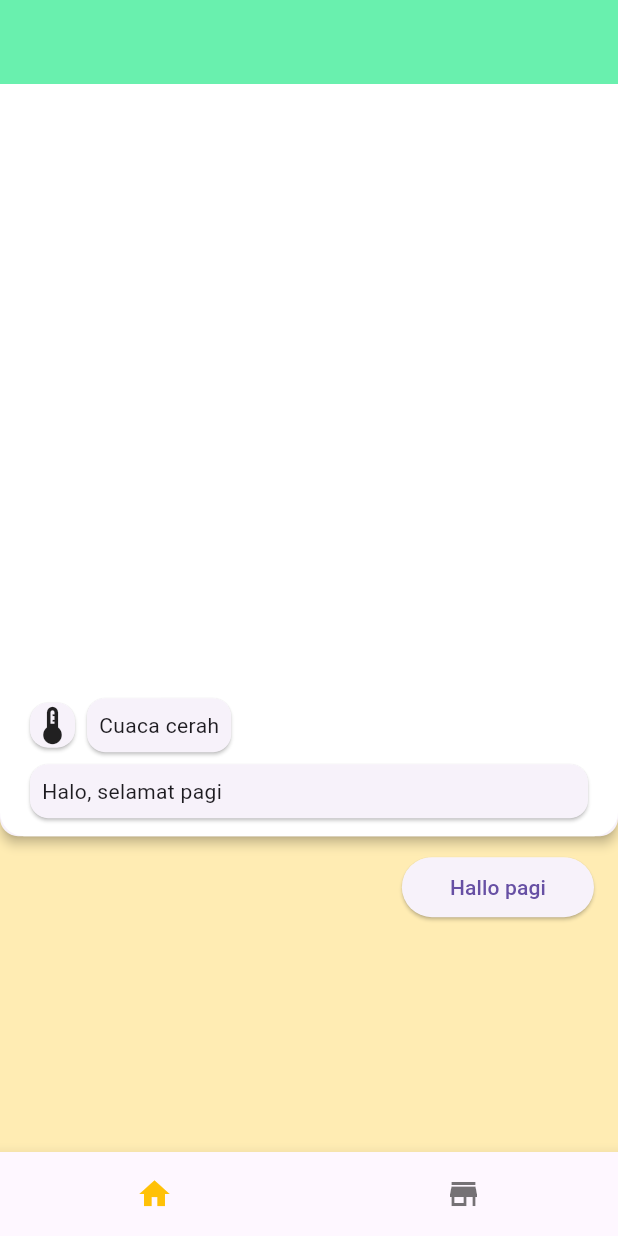
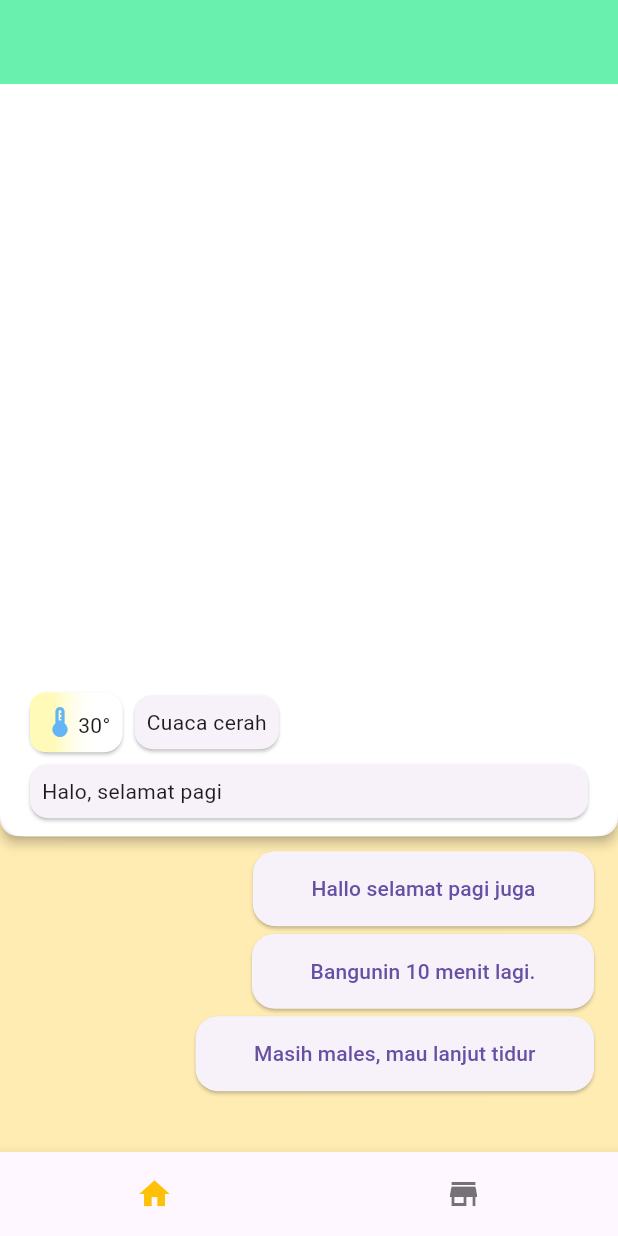
Before and after one commit to greenYumi/well-being, a Flutter app: the screen it shows after launch, on a phone screen of 412 x 824 dp. Run offline on Flutter 3.47's test engine with Material 3 defaults, Android fonts, the phone set to English and light mode, and no system bars; missing offline and left inert: flutter_inner_shadow.

Commit message:
[DESIGN ULANG] memisahkan bagian-bagian yang reusable seperti widget: NullWidget(), UserResponseButton()

```diff
--- a/lib/provider/app_resource_provider.dart
+++ b/lib/provider/app_resource_provider.dart
@@ -2,4 +2,5 @@ import 'package:flutter/widgets.dart';
 
 class AppResourceProvider with ChangeNotifier {
   double? screenDeviceHeight;
+  double? screenDeviceWidth;
 }
--- a/lib/screen/main_screen.dart
+++ b/lib/screen/main_screen.dart
@@ -3,6 +3,8 @@ import 'package:flutter/widgets.dart';
 import 'package:flutter_inner_shadow/flutter_inner_shadow.dart';
 import 'package:provider/provider.dart';
 import 'package:well_being/provider/app_resource_provider.dart';
+import 'package:well_being/widget/main_dialog_box.dart';
+import 'package:well_being/widget/user_response_button.dart';
 
 class MainScreen extends StatelessWidget {
   const MainScreen({super.key});
@@ -16,6 +18,8 @@ class MainScreen extends StatelessWidget {
         (MediaQuery.of(context).size.height -
             kToolbarHeight -
             kBottomNavigationBarHeight);
+
+    dataRead.screenDeviceWidth = MediaQuery.of(context).size.width;
 
     return Scaffold(
       appBar: AppBar(backgroundColor: Colors.greenAccent),
@@ -53,42 +57,8 @@ class MainScreen extends StatelessWidget {
 
                   child: Stack(
                     children: [
-                      Padding(
-                        padding: const EdgeInsets.only(
-                          left: 16,
-                          right: 16,
-                          bottom: 8,
-                        ),
-                        child: Column(
-                          crossAxisAlignment: CrossAxisAlignment.start,
-                          verticalDirection: VerticalDirection.up,
-                          mainAxisAlignment: MainAxisAlignment.start,
-                          children: [
-                            SizedBox(
-                              width: double.infinity,
-                              child: Expanded(
-                                child: Card(
-                                  child: Padding(
-                                    padding: const EdgeInsets.all(8.0),
-                                    child: Text("Halo, selamat pagi"),
-                                  ),
-                                ),
-                              ),
-                            ),
-                            Row(
-                              children: [
-                                Card(child: Icon(Icons.thermostat, size: 30)),
-                                Card(
-                                  child: Padding(
-                                    padding: const EdgeInsets.all(8.0),
-                                    child: Text("Cuaca cerah"),
-                                  ),
-                                ),
-                              ],
-                            ),
-                          ],
-                        ),
-                      ),
+                      // MainImage();
+                      MainDialogBox(),
                     ],
                   ),
                 ),
@@ -98,20 +68,18 @@ class MainScreen extends StatelessWidget {
               flex: 2,
               child: SizedBox(
                 width: double.infinity,
-                child: Column(
-                  crossAxisAlignment: CrossAxisAlignment.end,
-                  children: [
-                    Padding(
-                      padding: const EdgeInsets.symmetric(horizontal: 16),
-                      child: ElevatedButton(
-                        onPressed: () {},
-                        child: Padding(
-                          padding: const EdgeInsets.all(8.0),
-                          child: Text('Hallo pagi'),
-                        ),
+                child: SingleChildScrollView(
+                  child: Column(
+                    spacing: 5,
+                    crossAxisAlignment: CrossAxisAlignment.end,
+                    children: [
+                      UserResponseButton(response: 'Hallo selamat pagi juga'),
+                      UserResponseButton(response: 'Bangunin 10 menit lagi.'),
+                      UserResponseButton(
+                        response: 'Masih males, mau lanjut tidur',
                       ),
-                    ),
-                  ],
+                    ],
+                  ),
                 ),
               ),
             ),
--- /dev/null
+++ b/lib/widget/main_dialog_box.dart
@@ -0,0 +1,70 @@
+import 'package:flutter/material.dart';
+
+class MainDialogBox extends StatelessWidget {
+  const MainDialogBox({super.key});
+
+  @override
+  Widget build(BuildContext context) {
+    return Padding(
+      padding: const EdgeInsets.only(left: 16, right: 16, bottom: 8),
+      child: Column(
+        crossAxisAlignment: CrossAxisAlignment.start,
+        verticalDirection: VerticalDirection.up,
+        mainAxisAlignment: MainAxisAlignment.start,
+        children: [
+          SizedBox(
+            width: double.infinity,
+            child: Expanded(
+              child: Card(
+                // dialog_box;
+                child: Padding(
+                  padding: const EdgeInsets.all(8.0),
+                  child: Text("Halo, selamat pagi"),
+                ),
+              ),
+            ),
+          ),
+          Row(
+            children: [
+              Card(
+                color: Colors.white,
+                child: ClipRRect(
+                  borderRadius: BorderRadius.circular(10),
+                  child: Container(
+                    decoration: BoxDecoration(
+                      gradient: LinearGradient(
+                        colors: [
+                          Color.fromARGB(0, 255, 255, 255),
+                          Color.fromARGB(255, 255, 250, 184),
+                        ],
+                        stops: [0.25, 0.75],
+                        begin: Alignment.centerRight,
+                        end: Alignment.centerLeft,
+                      ),
+                    ),
+                    child: Padding(
+                      padding: const EdgeInsets.all(8.0),
+                      child: Row(
+                        crossAxisAlignment: CrossAxisAlignment.end,
+                        children: [
+                          Icon(Icons.thermostat, color: Colors.blue.shade300),
+                          Text('30°'),
+                        ],
+                      ),
+                    ),
+                  ),
+                ),
+              ),
+              Card(
+                child: Padding(
+                  padding: const EdgeInsets.all(8.0),
+                  child: Text("Cuaca cerah"),
+                ),
+              ),
+            ],
+          ),
+        ],
+      ),
+    );
+  }
+}
--- /dev/null
+++ b/lib/widget/null_widget.dart
@@ -0,0 +1,10 @@
+import 'package:flutter/material.dart';
+
+class NullWidget extends StatelessWidget {
+  const NullWidget({super.key});
+
+  @override
+  Widget build(BuildContext context) {
+    return SizedBox.shrink();
+  }
+}
--- /dev/null
+++ b/lib/widget/user_response_button.dart
@@ -0,0 +1,31 @@
+import 'package:flutter/material.dart';
+import 'package:provider/provider.dart';
+import 'package:well_being/provider/app_resource_provider.dart';
+
+class UserResponseButton extends StatelessWidget {
+  const UserResponseButton({super.key, required this.response});
+
+  final String response;
+
+  @override
+  Widget build(BuildContext context) {
+    final dataRead = context.read<AppResourceProvider>();
+
+    return Padding(
+      padding: const EdgeInsets.symmetric(horizontal: 16),
+      child: ElevatedButton(
+        style: ElevatedButton.styleFrom(
+          shape: RoundedRectangleBorder(
+            borderRadius: BorderRadius.all(Radius.circular(15)),
+          ),
+          maximumSize: Size(dataRead.screenDeviceWidth! - 100, double.infinity),
+        ),
+        onPressed: () {},
+        child: Padding(
+          padding: const EdgeInsets.all(15.0),
+          child: Text(response),
+        ),
+      ),
+    );
+  }
+}
```
